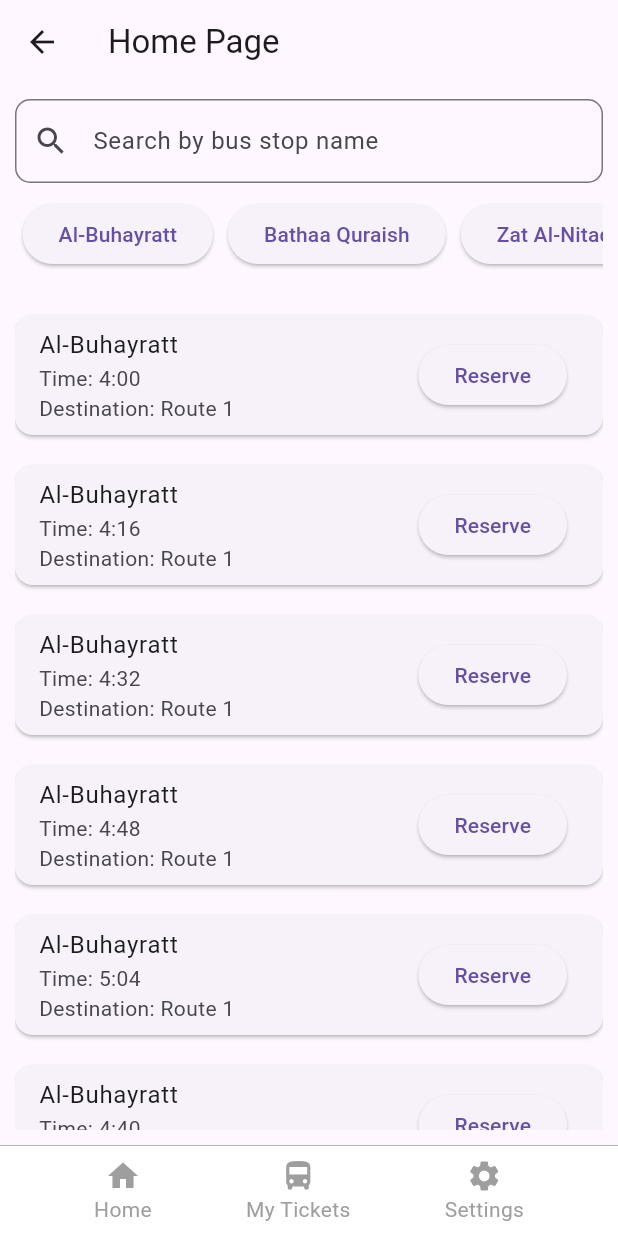
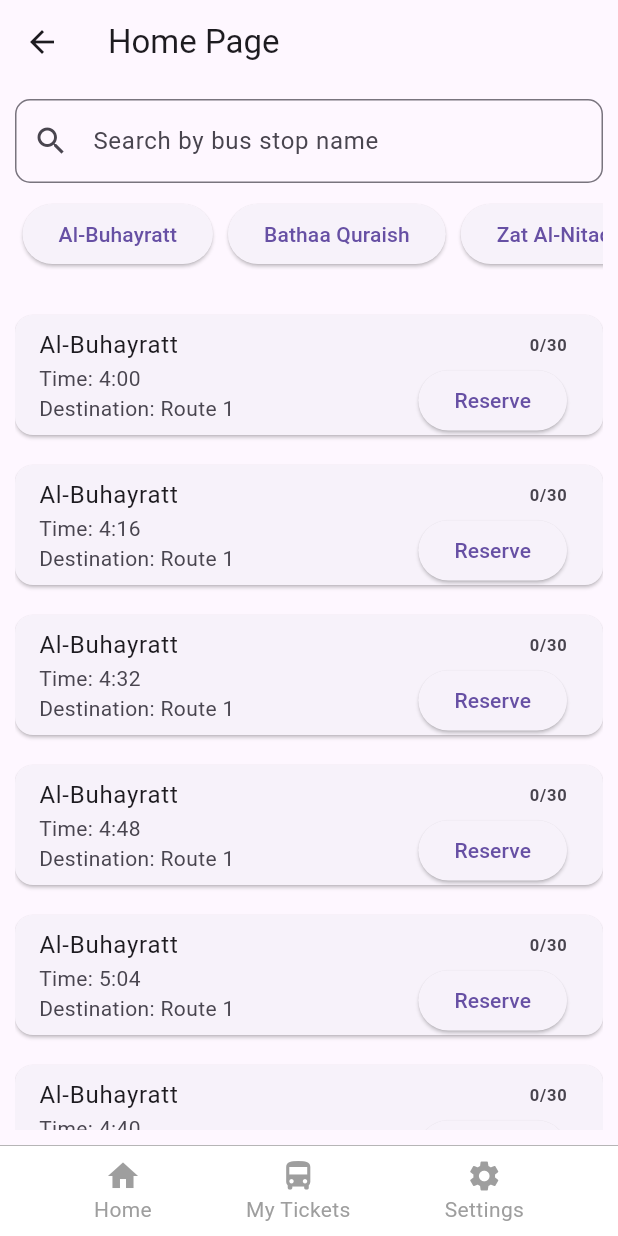
Before and after one commit to cpit252-fall-24-IT2/project-makkahpath, a Flutter app: the HomePage screen opened directly, after a tap on "Al-Buhayratt", on a phone screen of 412 x 824 dp. Run offline on Flutter 3.47's test engine with Material 3 defaults, Android fonts, the light colour scheme and no system bars; our stand-ins replace envied, sqflite, sqflite_common_ffi; accounts and stored records are empty; generated files the repository leaves out were written again.

Commit message:
Added bus capacity in DB and used Provider Dependency to store the counter for buses

```diff
--- a/lib/Screens/HomeScreen.dart
+++ b/lib/Screens/HomeScreen.dart
@@ -1,8 +1,12 @@
 import 'dart:convert';
 import 'package:flutter/material.dart';
+import 'package:makkah_app/models/TicketCounterProvider.dart';
+import 'package:provider/provider.dart';
+import 'TicketsScreen.dart';
 import 'package:flutter/services.dart';
 import 'package:makkah_app/Screens/HomePageNavigation.dart';
 import 'package:makkah_app/Widgets/BottomButton.dart';
+import 'package:makkah_app/models/DB.dart';
 
 class HomePage extends StatefulWidget {
   @override
@@ -12,9 +16,10 @@ class HomePage extends StatefulWidget {
 class _HomePageState extends State<HomePage> {
   final BottomButton renderer = BasicButtonRenderer();
   final List<Map<String, dynamic>> busStops = [];
-  final Set<String> uniqueStopNames = {}; // To ensure unique bus stop names
+  final Set<String> uniqueStopNames = {};
   String selectedStop = "";
   bool isLoading = true;
+  final int maxReservations = 30;
 
   @override
   void initState() {
@@ -22,22 +27,28 @@ class _HomePageState extends State<HomePage> {
     loadBusStops();
   }
 
+  // Load bus stops and their ticket counters
   Future<void> loadBusStops() async {
     try {
-      // Load JSON file
-      final String jsonString =
-          await rootBundle.loadString('assets/bus_route_data.json');
+      final String jsonString = await rootBundle.loadString('assets/bus_route_data.json');
       final Map<String, dynamic> jsonData = json.decode(jsonString);
 
-      // Extract bus stops from JSON data
       List<Map<String, dynamic>> stops = [];
       for (var route in jsonData['routes']) {
         for (var stop in route['bus_stops']) {
-          // Only add unique stop names
           if (!uniqueStopNames.contains(stop['stop_name'])) {
             uniqueStopNames.add(stop['stop_name']);
           }
-          // Add all stops for listing
+
+          // Initialize counters for each unique ticket (stop_name + time)
+          for (var time in stop['times']) {
+            // Fetch the counter from the database or initialize to 0
+            int counter = await DatabaseHelper().getTicketCounter(stop['stop_name'], time);
+
+            // Store it in the provider's in-memory state
+            context.read<TicketCounterProvider>().ticketCounters["${stop['stop_name']}_$time"] = counter;
+          }
+
           stops.add({
             "name": stop['stop_name'],
             "time": stop['times'],
@@ -57,16 +68,11 @@ class _HomePageState extends State<HomePage> {
 
   @override
   Widget build(BuildContext context) {
-    final HomePageNavigation pageNavigation =
-        HomePageNavigation(context, renderer);
+    final HomePageNavigation pageNavigation = HomePageNavigation(context, renderer);
 
-    // Filter bus stops based on the search or selected stop
     List<Map<String, dynamic>> filteredStops = selectedStop.isEmpty
         ? busStops
-        : busStops
-            .where((stop) =>
-                stop["name"].toLowerCase().contains(selectedStop.toLowerCase()))
-            .toList();
+        : busStops.where((stop) => stop["name"].toLowerCase().contains(selectedStop.toLowerCase())).toList();
 
     return Scaffold(
       appBar: AppBar(title: const Text('Home Page')),
@@ -121,20 +127,74 @@ class _HomePageState extends State<HomePage> {
                         return Column(
                           crossAxisAlignment: CrossAxisAlignment.stretch,
                           children: stop["time"].map<Widget>((time) {
+                            String stopName = stop['name'];
+
+                            return FutureBuilder<int>(
+                              // Fetch the current count asynchronously
+                              future: context.read<TicketCounterProvider>().getCounter(stopName, time),
+                              builder: (context, snapshot) {
+                                if (snapshot.connectionState == ConnectionState.waiting) {
+                                  // Show a loading indicator while waiting
+                                  return CircularProgressIndicator();
+                                } else if (snapshot.hasError) {
+                                  // Handle error
+                                  return Text('Error: ${snapshot.error}');
+                                } else {
+                                  // Successfully got the current count
+                                  int currentCount = snapshot.data ?? 0;
+
                                   return Card(
-                              margin:
-                                  const EdgeInsets.symmetric(vertical: 10.0),
+                                    margin: const EdgeInsets.symmetric(vertical: 10.0),
                                     child: ListTile(
                                       title: Text(stop["name"]),
-                                subtitle: Text(
-                                    'Time: $time\nDestination: ${stop["destination"]}'),
-                                trailing: ElevatedButton(
-                                  onPressed: () {
-                                    // Reservation logic here
-                                  },
+                                      subtitle: Text('Time: $time\nDestination: ${stop["destination"]}'),
+                                      trailing: SizedBox(
+                                        width: 100, // Prevent overflow
+                                        child: Column(
+                                          mainAxisAlignment: MainAxisAlignment.center,
+                                          crossAxisAlignment: CrossAxisAlignment.end,
+                                          children: [
+                                            // Counter Display
+                                            Text(
+                                              "$currentCount/$maxReservations",
+                                              style: const TextStyle(fontWeight: FontWeight.bold),
+                                            ),
+                                            const SizedBox(height: 5),
+                                            // Reserve Button
+                                            ElevatedButton(
+                                              onPressed: currentCount < maxReservations
+                                                  ? () async {
+                                                      // Increment the counter
+                                                      await context.read<TicketCounterProvider>().incrementCounter(stopName, time);
+
+                                                      // Save the updated counter to the database
+                                                      await DatabaseHelper().insertOrUpdateTicketCounter(stopName, time, currentCount + 1);
+
+                                                      if (currentCount + 1 == maxReservations) {
+                                                        ScaffoldMessenger.of(context).showSnackBar(SnackBar(
+                                                          content: Text("The Bus is full, Find another one!!"),
+                                                          duration: const Duration(seconds: 2),
+                                                        ));
+                                                      } else {
+                                                        // Navigate to TicketsScreen if not full
+                                                        Navigator.push(
+                                                          context,
+                                                          MaterialPageRoute(
+                                                            builder: (context) => TicketsScreen(),
+                                                          ),
+                                                        );
+                                                      }
+                                                    }
+                                                  : null,
                                               child: const Text('Reserve'),
                                             ),
+                                          ],
                                         ),
+                                      ),
+                                    ),
+                                  );
+                                }
+                              },
                             );
                           }).toList(),
                         );
@@ -148,9 +208,7 @@ class _HomePageState extends State<HomePage> {
         padding: const EdgeInsets.symmetric(vertical: 8.0),
         decoration: BoxDecoration(
           color: Colors.white,
-          border: Border(
-            top: BorderSide(color: Colors.grey, width: 0.5),
-          ),
+          border: Border(top: BorderSide(color: Colors.grey, width: 0.5)),
         ),
         child: Row(
           mainAxisAlignment: MainAxisAlignment.spaceEvenly,
--- a/lib/models/DB.dart
+++ b/lib/models/DB.dart
@@ -23,8 +23,9 @@ class DatabaseHelper {
 
     return await openDatabase(
       path,
-      version: 1,
+      version: 2, // Update version to 2 for schema migration
       onCreate: (db, version) async {
+        // Create users table
         await db.execute('''
           CREATE TABLE users (
             id INTEGER PRIMARY KEY AUTOINCREMENT,
@@ -34,13 +35,85 @@ class DatabaseHelper {
             password TEXT NOT NULL
           )
         ''');
+
+        // Create ticket counters table
+        await db.execute('''
+          CREATE TABLE ticket_counters (
+            id INTEGER PRIMARY KEY AUTOINCREMENT,
+            stop_name TEXT NOT NULL,
+            time TEXT NOT NULL,
+            counter INTEGER NOT NULL
+          )
+        ''');
+      },
+      onUpgrade: (db, oldVersion, newVersion) async {
+        if (oldVersion < 2) {
+          // Add the ticket_counters table in version 2
+          await db.execute('''
+            CREATE TABLE ticket_counters (
+              id INTEGER PRIMARY KEY AUTOINCREMENT,
+              stop_name TEXT NOT NULL,
+              time TEXT NOT NULL,
+              counter INTEGER NOT NULL
+            )
+          ''');
+        }
       },
     );
   }
 
-  // Insert data
-  Future<void> insertUser(
-    String username, String email, String phone, String password) async {
+  // Insert or update a ticket counter in the database
+  Future<void> insertOrUpdateTicketCounter(String stopName, String time, int counter) async {
+    final db = await database;
+
+    // Check if the ticket counter already exists
+    final existingCounter = await db.query(
+      'ticket_counters',
+      where: 'stop_name = ? AND time = ?',
+      whereArgs: [stopName, time],
+    );
+
+    if (existingCounter.isEmpty) {
+      // Insert new ticket counter if it doesn't exist
+      await db.insert(
+        'ticket_counters',
+        {
+          'stop_name': stopName,
+          'time': time,
+          'counter': counter,
+        },
+        conflictAlgorithm: ConflictAlgorithm.replace,
+      );
+    } else {
+      // Update the counter if it already exists
+      await db.update(
+        'ticket_counters',
+        {'counter': counter},
+        where: 'stop_name = ? AND time = ?',
+        whereArgs: [stopName, time],
+      );
+    }
+  }
+
+  // Load the counter for a specific stop_name and time
+  Future<int> getTicketCounter(String stopName, String time) async {
+    final db = await database;
+    final List<Map<String, dynamic>> result = await db.query(
+      'ticket_counters',
+      where: 'stop_name = ? AND time = ?',
+      whereArgs: [stopName, time],
+    );
+
+    if (result.isNotEmpty) {
+      return result.first['counter'];
+    }
+
+    // Return 0 if no counter found
+    return 0;
+  }
+
+  // Insert a new user (for sign-in and registration)
+  Future<void> insertUser(String username, String email, String phone, String password) async {
     final db = await database;
     await db.insert(
       'users',
@@ -74,7 +147,7 @@ class DatabaseHelper {
     return null;
   }
 
-  // Close database when not in use
+  // Close the database when not in use
   Future<void> closeDatabase() async {
     if (_database != null && isInitialized) {
       await _database!.close();
--- /dev/null
+++ b/lib/models/TicketCounterProvider.dart
@@ -0,0 +1,46 @@
+import 'package:flutter/material.dart';
+import 'package:makkah_app/models/DB.dart';
+
+class TicketCounterProvider extends ChangeNotifier {
+  // Create an instance of DatabaseHelper
+  final DatabaseHelper _dbHelper = DatabaseHelper();
+
+  // Map to track counters for each ticket based on unique key (stop_name + time)
+  Map<String, int> ticketCounters = {};
+
+  // Method to increment a counter for a specific ticket
+  Future<void> incrementCounter(String stopName, String time) async {
+    final uniqueKey = "${stopName.replaceAll(' ', '_')}_${time.replaceAll(' ', '_')}";
+
+    // Get the current counter from the database
+    int currentCounter = await _dbHelper.getTicketCounter(stopName, time);
+
+    // Increment the counter if it's less than max
+    if (currentCounter <= 30) {
+      currentCounter++;
+
+      // Save the updated counter to the database
+      await _dbHelper.insertOrUpdateTicketCounter(stopName, time, currentCounter);
+
+      // Update the in-memory map
+      ticketCounters[uniqueKey] = currentCounter;
+
+      // Notify listeners about the change
+      notifyListeners();
+    }
+  }
+
+  // Method to get the current counter for a specific ticket
+  Future<int> getCounter(String stopName, String time) async {
+    final uniqueKey = "${stopName.replaceAll(' ', '_')}_${time.replaceAll(' ', '_')}";
+
+    if (ticketCounters.containsKey(uniqueKey)) {
+      return ticketCounters[uniqueKey]!; // Return in-memory counter if available
+    } else {
+      // Load the counter from the database if it's not in memory
+      final counter = await _dbHelper.getTicketCounter(stopName, time);
+      ticketCounters[uniqueKey] = counter; // Save the loaded counter in-memory
+      return counter;
+    }
+  }
+}
--- a/pubspec.yaml
+++ b/pubspec.yaml
@@ -23,6 +23,7 @@ dependencies:
   flutter_dotenv: ^5.0.2
   cupertino_icons: ^1.0.2
   envied: ^1.0.0
+  provider: ^6.0.2
 
 dev_dependencies:
   flutter_test:
```
Also changed, not shown: lib/main.dart (+9 -2 lines), pubspec.lock. Lines whose indentation alone changed are shown as unchanged.
